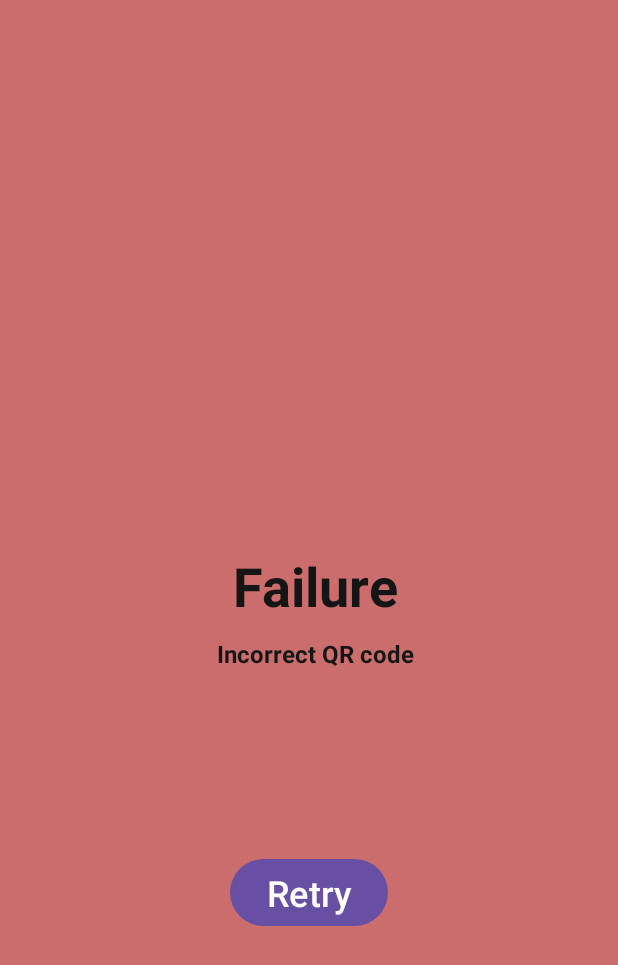
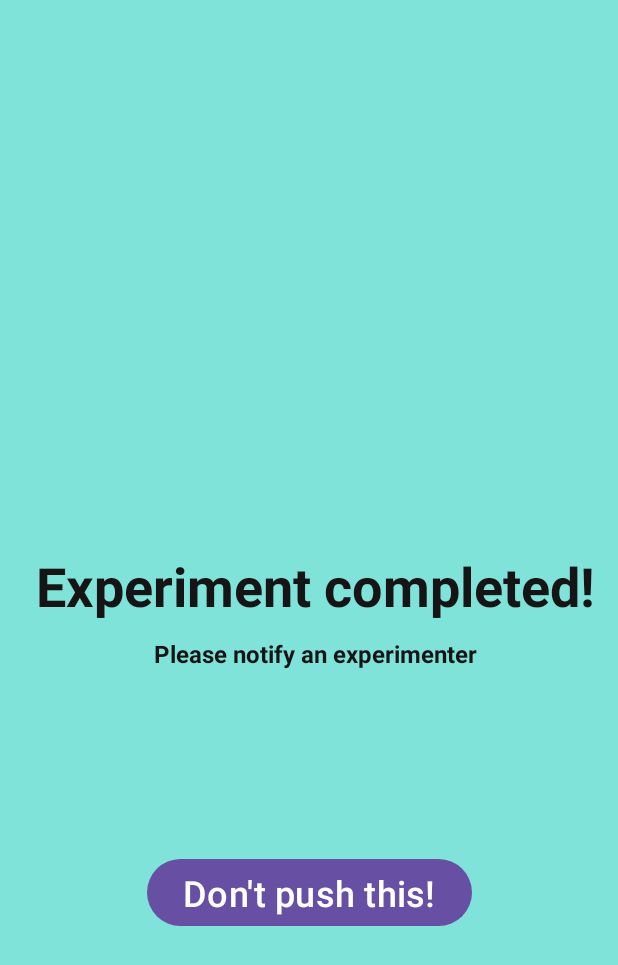
Before and after one commit to sashaiw/warehouse-experiment-app, an Android app built with Jetpack Compose: the layout fragment_completed.xml on its own in the app's theme, with its tools: preview values and no code run, on a phone screen of 412 x 824 dp. Shown: the top 965 px of the screen. Run offline under Robolectric (Android 15) with nearby library versions, the phone set to English and light mode, and no system bars.

Commit message:
added experiment completed fragment, disabled back stack

```diff
--- a/app/src/main/java/com/example/warehouse/ui/FailureFragment.kt
+++ b/app/src/main/java/com/example/warehouse/ui/FailureFragment.kt
@@ -34,7 +34,7 @@ class FailureFragment : Fragment() {
     override fun onViewCreated(view: View, savedInstanceState: Bundle?) {
         super.onViewCreated(view, savedInstanceState)
 
-        val nextButton: Button = view.findViewById(R.id.retryButton)
+        val nextButton: Button = view.findViewById(R.id.resetButton)
         nextButton.setOnClickListener {onNextButtonClicked()}
     }
 
--- a/app/src/main/res/layout/fragment_failure.xml
+++ b/app/src/main/res/layout/fragment_completed.xml
@@ -5,8 +5,8 @@
     android:id="@+id/frameLayout"
     android:layout_width="match_parent"
     android:layout_height="match_parent"
-    android:background="@color/failure"
-    tools:context=".ui.SuccessFragment">
+    android:background="@color/completed"
+    tools:context=".ui.CompletedFragment">
 
     <TextView
         android:id="@+id/successText"
@@ -14,11 +14,11 @@
         android:layout_height="wrap_content"
         android:layout_marginStart="8dp"
         android:layout_marginBottom="44dp"
-        android:text="Failure"
+        android:text="Experiment completed!"
         android:textAlignment="center"
-        android:textStyle="bold"
         android:textColor="@color/darkgrey"
         android:textSize="36dp"
+        android:textStyle="bold"
         app:layout_constraintBottom_toBottomOf="parent"
         app:layout_constraintEnd_toEndOf="parent"
         app:layout_constraintStart_toStartOf="parent"
@@ -30,7 +30,7 @@
         android:layout_height="wrap_content"
         android:layout_marginStart="8dp"
         android:layout_marginBottom="44dp"
-        android:text="Incorrect QR code"
+        android:text="Please notify an experimenter"
         android:textAlignment="center"
         android:textColor="@color/darkgrey"
         android:textSize="16dp"
@@ -44,10 +44,10 @@
         app:layout_constraintVertical_bias="0.15" />
 
     <Button
-        android:id="@+id/retryButton"
+        android:id="@+id/resetButton"
         android:layout_width="wrap_content"
         android:layout_height="wrap_content"
-        android:text="Retry"
+        android:text="Don't push this!"
         android:textSize="24dp"
         app:layout_constraintBottom_toBottomOf="parent"
         app:layout_constraintEnd_toEndOf="parent"
--- a/app/src/main/res/values/colors.xml
+++ b/app/src/main/res/values/colors.xml
@@ -5,5 +5,6 @@
 
     <color name="success">#FF9CD2B2</color>
     <color name="failure">#FFCB6D6D</color>
+    <color name="completed">#FF80E3DA</color>
     <color name="darkgrey">#FF151515</color>
 </resources>
--- a/app/src/main/res/values/strings.xml
+++ b/app/src/main/res/values/strings.xml
@@ -23,4 +23,6 @@
     <string name="condition_value_control">control</string>
     <string name="condition_value_static">static_light</string>
     <string name="condition_value_projector">projected_path</string>
+    <!-- TODO: Remove or change this placeholder text -->
+    <string name="hello_blank_fragment">Hello blank fragment</string>
 </resources>
```
Also changed, not shown: app/src/main/java/com/example/warehouse/ui/CompletedFragment.kt (added, +77 -0 lines), app/src/main/java/com/example/warehouse/ui/QrActivity.kt (+19 -2 lines), app/src/main/java/com/example/warehouse/ui/QrFragment.kt (+24 -19 lines), app/src/main/res/navigation/nav_graph_qr.xml (+15 -4 lines).
